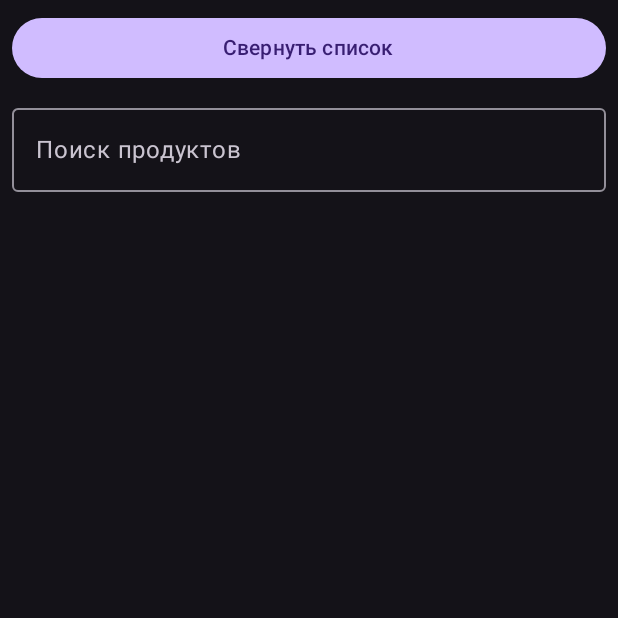
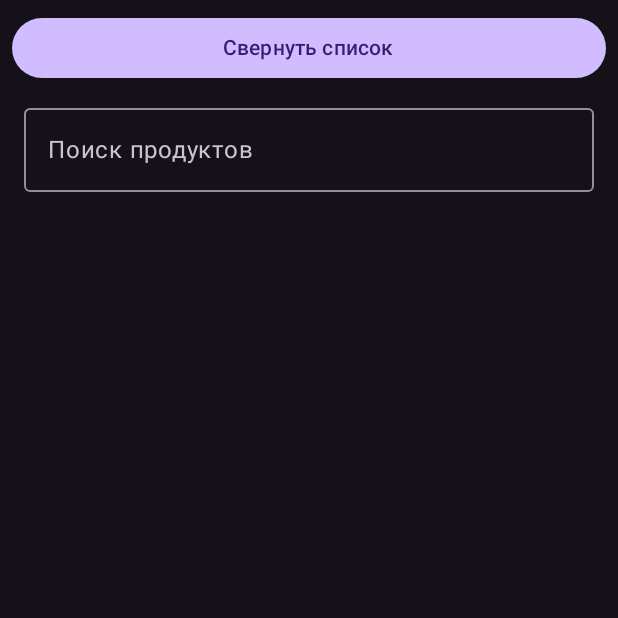
Before and after one commit to NeiluBySun/Edalnik, an Android app built with Jetpack Compose: the composable ExpandableFoodList called with empty values, after a tap on "Выбрать продукты", on a phone screen of 412 x 824 dp, the top half of it. Run offline under Robolectric (Android 15) with nearby library versions, the phone set to English and light mode, and no system bars; 4 statements that could not run were skipped.

```diff
--- a/app/src/main/java/com/edalnik/edalnik/view/screens/FoodAppending.kt
+++ b/app/src/main/java/com/edalnik/edalnik/view/screens/FoodAppending.kt
@@ -80,7 +80,12 @@ fun ExpandableFoodList(
             enter = expandVertically(),
             exit = shrinkVertically()
         ) {
-            Column {
+            Column(
+                modifier = Modifier
+                    .fillMaxWidth()
+                    .padding(horizontal = 8.dp),
+                verticalArrangement = Arrangement.spacedBy(8.dp)
+            ) {
                 // Поисковая строка
                 OutlinedTextField(
                     value = searchQuery,
@@ -96,16 +101,20 @@ fun ExpandableFoodList(
                         }
                     }
                 )
-            }
+
+
+
+                Spacer(modifier = Modifier.height(15.dp))
                 LazyColumn(
                     modifier = Modifier
                         .fillMaxWidth()
                         .heightIn(max = 300.dp)
                 ) {
-                items(foodItems) { foodItem ->
+                    items(filteredFoodItems) { foodItem ->
                         FoodItemRow(
                             foodItem = foodItem,
                         )
+                    }
                 }
             }
         }
```
Lines whose indentation alone changed are shown as unchanged.
